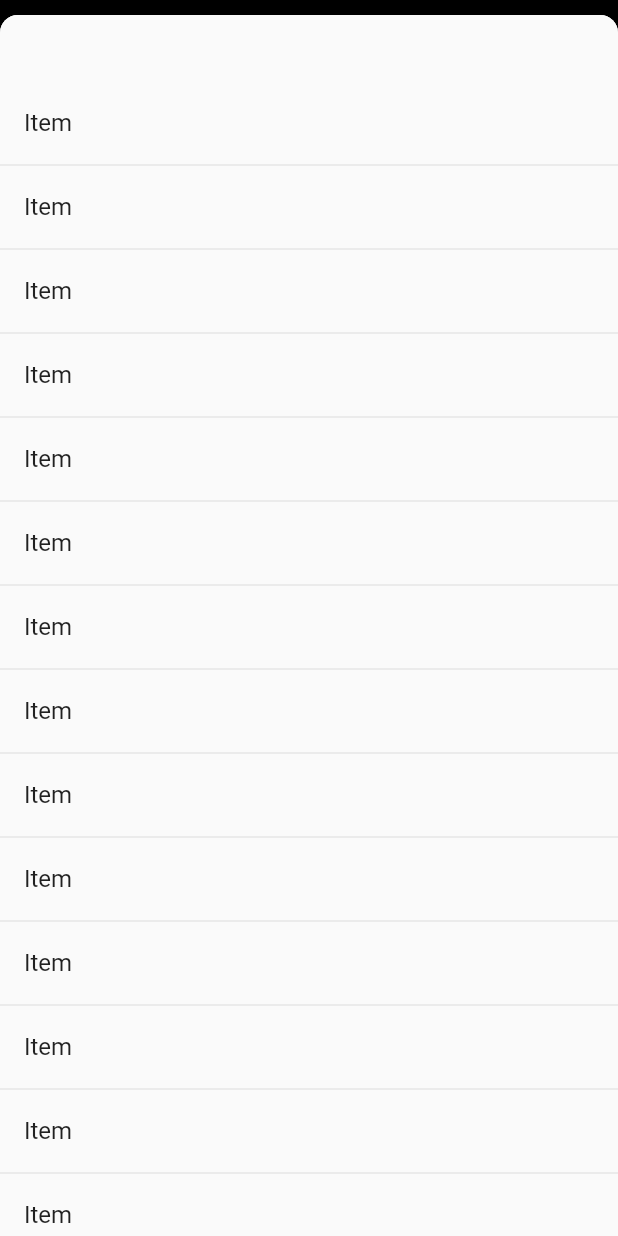
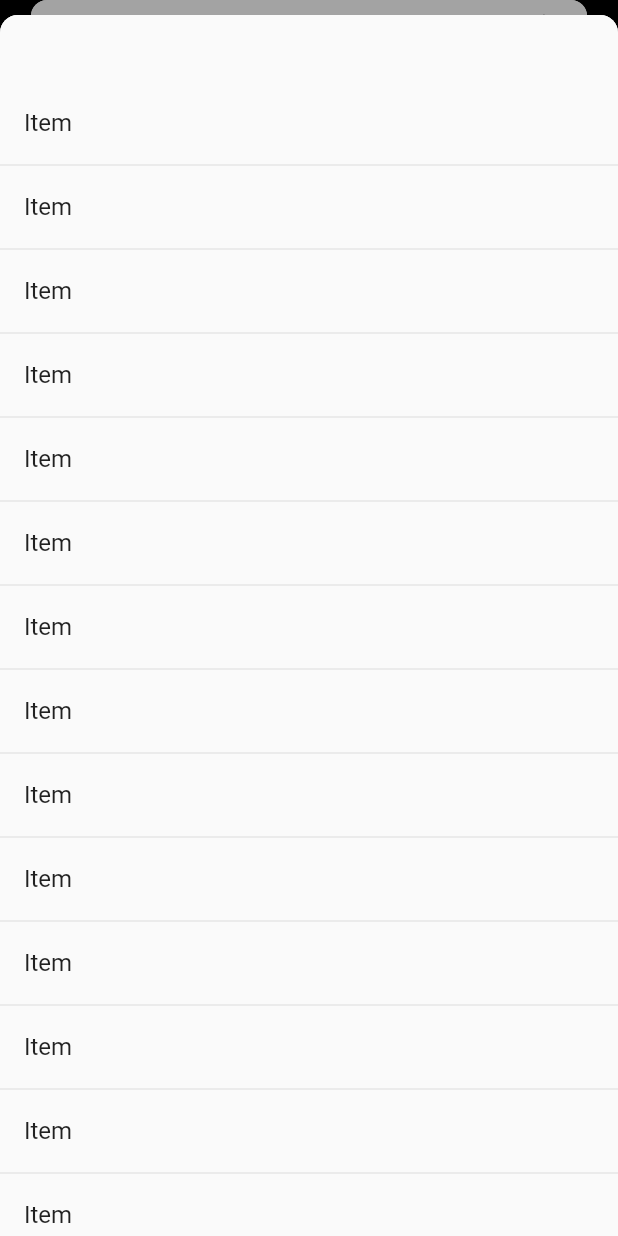
Before and after one commit to jamesblasco/flutter-cupertino-modal, a Flutter app: the screen it shows after launch, after a tap on an icon or button, on a phone screen of 412 x 824 dp. Run offline on Flutter 3.47's test engine with Material 2 defaults, Android fonts, the phone set to English and light mode, and no system bars.

Commit message:
Improve animation for previous route
Improve animation for the route that hides behind. Add support for multiple stacks one behind the other

```diff
--- a/lib/src/bottom_sheet_cupertino.dart
+++ b/lib/src/bottom_sheet_cupertino.dart
@@ -13,11 +13,10 @@ import 'package:flutter/widgets.dart';
 const Duration _bottomSheetDuration = Duration(milliseconds: 400);
 const double _minFlingVelocity = 500.0;
 const double _closeProgressThreshold = 0.5;
+const double _behind_bottom_visible_height = 10;
 
 typedef ScrollWidgetBuilder = Widget Function(
     BuildContext context, ScrollController controller);
-
-
 
 class _CupertinoBottomSheetContainer extends StatelessWidget {
   final Widget child;
@@ -31,7 +30,7 @@ class _CupertinoBottomSheetContainer extends StatelessWidget {
         left: false,
         right: false,
         child: Container(
-            padding: EdgeInsets.only(top: 10),
+            padding: EdgeInsets.only(top: _behind_bottom_visible_height),
             child: ClipRRect(
                 borderRadius: BorderRadius.only(
                     topLeft: Radius.circular(12),
@@ -47,9 +46,7 @@ class _CupertinoBottomSheetContainer extends StatelessWidget {
                         ]),
                     width: double.infinity,
                     child: MediaQuery.removePadding(
-                        context: context,
-                        removeTop: true,
-                        child: child)))));
+                        context: context, removeTop: true, child: child)))));
   }
 }
 
@@ -114,7 +111,7 @@ class CupertinoBottomSheet extends StatefulWidget {
   /// A bottom sheet might be prevented from closing (e.g., by user
   /// interaction) even after this callback is called. For this reason, this
   /// callback might be call multiple times for a given bottom sheet.
-  final VoidCallback onClosing;
+  final Future<bool> Function() onClosing;
 
   /// A builder for the contents of the sheet.
   ///
@@ -214,20 +211,38 @@ class _CupertinoBottomSheetState extends State<CupertinoBottomSheet> {
     if (_dismissUnderway) return;
     if (velocity > _minFlingVelocity) {
       final double flingVelocity = -velocity / _childHeight;
+      widget.animationController
+          .forward()
+          .then((value) => _extent._currentExtent.value = 1);
+      widget.onClosing().then((shouldClose) {
+        if (!shouldClose) {
+          widget.animationController
+              .forward()
+              .then((value) => _extent._currentExtent.value = 1);
+        }
+
         if (widget.animationController.value > 0.0) {
           widget.animationController
               .fling(velocity: flingVelocity)
               .then((value) => _extent._currentExtent.value = 1);
         }
-      if (flingVelocity < 0.0) {
-        widget.onClosing();
-      }
+        if (flingVelocity < 0.0) {}
+      });
     } else if (widget.animationController.value < _closeProgressThreshold) {
+      widget.animationController
+          .forward()
+          .then((value) => _extent._currentExtent.value = 1);
+      widget.onClosing().then((shouldClose) {
         if (widget.animationController.value > 0.0)
           widget.animationController
               .fling(velocity: -1.0)
               .then((value) => _extent._currentExtent.value = 1);
-      widget.onClosing();
+        if (!shouldClose) {
+          widget.animationController
+              .forward()
+              .then((value) => _extent._currentExtent.value = 1);
+        }
+      });
     } else {
       widget.animationController
           .forward()
@@ -285,8 +300,6 @@ class _CupertinoBottomSheetState extends State<CupertinoBottomSheet> {
             ));
   }
 }
-
-// PERSISTENT BOTTOM SHEETS
 
 // See scaffold.dart
 
@@ -346,7 +359,6 @@ class _ModalBottomSheet<T> extends StatefulWidget {
   _ModalBottomSheetState<T> createState() => _ModalBottomSheetState<T>();
 }
 
-
 class _ModalBottomSheetState<T> extends State<_ModalBottomSheet<T>> {
   String _getRouteLabel(MaterialLocalizations localizations) {
     switch (Theme.of(context).platform) {
@@ -372,10 +384,10 @@ class _ModalBottomSheetState<T> extends State<_ModalBottomSheet<T>> {
     super.dispose();
   }
 
-
   updateController() {
     widget.secondAnimationController?.value = widget.route.animation.value;
   }
+
   @override
   Widget build(BuildContext context) {
     assert(debugCheckHasMediaQuery(context));
@@ -385,7 +397,7 @@ class _ModalBottomSheetState<T> extends State<_ModalBottomSheet<T>> {
         MaterialLocalizations.of(context);
     final String routeLabel = _getRouteLabel(localizations);
 
-    final Animation<double> curvedAnimation =  CurvedAnimation(
+    final Animation<double> curvedAnimation = CurvedAnimation(
       parent: widget.route.animation,
       curve: Curves.easeOut,
     );
@@ -393,7 +405,6 @@ class _ModalBottomSheetState<T> extends State<_ModalBottomSheet<T>> {
     return AnimatedBuilder(
       animation: curvedAnimation,
       builder: (BuildContext context, Widget child) {
-
         // Disable the initial animation when accessible navigation is on so
         // that the semantics are added to the tree at the correct time.
         return Semantics(
@@ -403,14 +414,20 @@ class _ModalBottomSheetState<T> extends State<_ModalBottomSheet<T>> {
           explicitChildNodes: true,
           child: ClipRect(
             child: CustomSingleChildLayout(
-              delegate:
-                  _ModalBottomSheetLayout(curvedAnimation.value, widget.expanded),
+              delegate: _ModalBottomSheetLayout(
+                  curvedAnimation.value, widget.expanded),
               child: CupertinoBottomSheet(
                 animationController: widget.route._animationController,
-                onClosing: () {
+                onClosing: () async {
                   if (widget.route.isCurrent) {
-                    Navigator.pop(context);
+                    bool shouldClose = (await widget.route.willPop() !=
+                        RoutePopDisposition.doNotPop);
+                    if (widget.route.isCurrent) {
+                      if (shouldClose) Navigator.of(context).pop();
                     }
+                    return shouldClose;
+                  }
+                  return false;
                 },
                 builder: widget.route.builder,
                 backgroundColor: widget.backgroundColor,
@@ -510,22 +527,36 @@ class _ModalBottomSheetRoute<T> extends PopupRoute<T> {
     return bottomSheet;
   }
 
- /* @override
+
+  @override
+  bool canTransitionTo(TransitionRoute<dynamic> nextRoute) => nextRoute is _ModalBottomSheetRoute;
+
+  @override
+  bool canTransitionFrom(TransitionRoute<dynamic> previousRoute) => previousRoute is _ModalBottomSheetRoute;
+
+
+  @override
   Widget buildTransitions(
     BuildContext context,
     Animation<double> animation,
     Animation<double> secondaryAnimation,
     Widget child,
   ) {
+    final paddingTop = MediaQuery.of(context).padding.top;
+    final distanceWithScale = (paddingTop + _behind_bottom_visible_height) * 0.9;
     return AnimatedBuilder(
-      builder: (context, child) => Transform.scale(
-        scale: secondaryAnimation.value,
+      builder: (context, child) => Transform.translate(
+        offset: Offset(0, secondaryAnimation.value * (paddingTop - distanceWithScale)),
+        child: Transform.scale(
+          scale: 1 - secondaryAnimation.value / 10,
           child: child,
+          alignment: Alignment.topCenter,
+        ),
       ),
       child: child,
       animation: secondaryAnimation,
     );
-  }*/
+  }
 }
 
 /// Shows a modal material design bottom sheet.
--- a/lib/src/cupertino_scaffold.dart
+++ b/lib/src/cupertino_scaffold.dart
@@ -66,10 +66,12 @@ class _CupertinoScaffoldState extends State<CupertinoScaffold>
   @override
   Widget build(BuildContext context) {
     double startRoundCorner = 0;
+    final paddingTop = MediaQuery.of(context).padding.top;
     if (defaultTargetPlatform == TargetPlatform.iOS &&
-        MediaQuery.of(context).padding.top > 20)
+        paddingTop > 20)
       startRoundCorner =
           38.5; //https://kylebashour.com/posts/finding-the-real-iphone-x-corner-radius
+
     final  curvedAnimation =  CurvedAnimation(
     parent: animationController,
     curve: Curves.easeOut,
@@ -83,10 +85,11 @@ class _CupertinoScaffoldState extends State<CupertinoScaffold>
                     Container(
                       color: Colors.black,
                     ),
-                    Transform.scale(
-                      child: Transform.translate(
-                        offset: Offset(0, curvedAnimation.value * 4),
-                        child: ClipRRect(
+                    Transform.translate(
+                      offset: Offset(0,  curvedAnimation.value * paddingTop),
+                      child: Transform.scale(
+                        scale: 1 - curvedAnimation.value / 10,
+                      child:  ClipRRect(
                             borderRadius: BorderRadius.only(
                                 topLeft: Radius.circular(
                                     (1 - curvedAnimation.value) *
@@ -97,8 +100,8 @@ class _CupertinoScaffoldState extends State<CupertinoScaffold>
                                             startRoundCorner +
                                         curvedAnimation.value * 12)),
                             child: child),
+                        alignment: Alignment.topCenter,
                       ),
-                      scale: 1 - curvedAnimation.value / 10,
                     )
                   ],
                 ),
```
Lines whose indentation alone changed are shown as unchanged.
